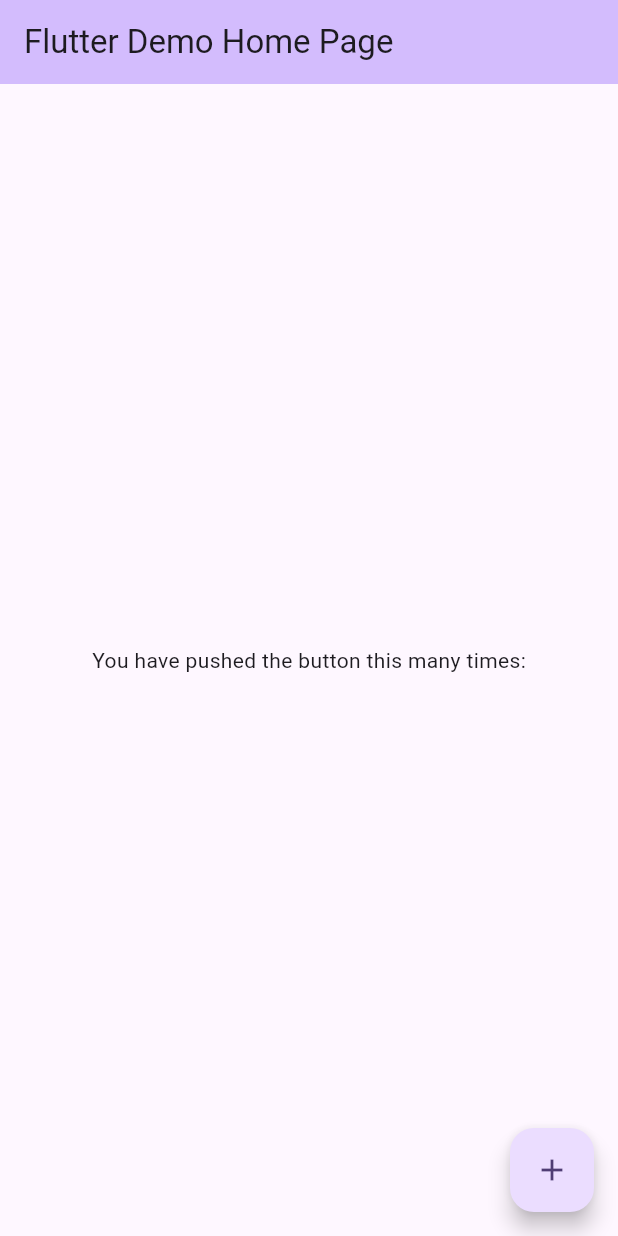
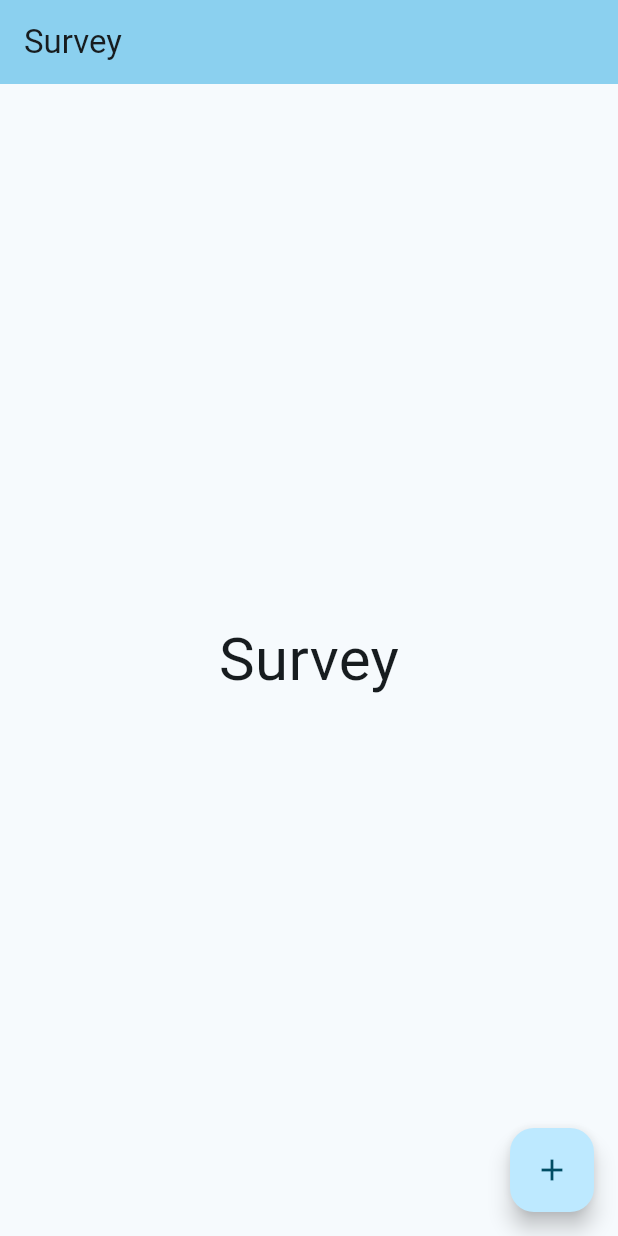
Before and after one commit to Sadrach34/Encuestas, a Flutter app: the screen it shows after launch, after a tap on the "add" icon, on a phone screen of 412 x 824 dp. Run offline on Flutter 3.47's test engine with Material 3 defaults, Android fonts, the phone set to English and light mode, and no system bars.

Commit message:
todas las pantallas y un poco de funcionalidad

```diff
--- /dev/null
+++ b/lib/dashboard.dart
@@ -0,0 +1,20 @@
+import 'package:flutter/material.dart';
+
+class DashboardPage extends StatelessWidget {
+  const DashboardPage({super.key});
+
+  @override
+  Widget build(BuildContext context) {
+    return Center(
+        child: Column(
+          mainAxisAlignment: MainAxisAlignment.center,
+          children: <Widget>[
+            const Text(
+              'dahsboard',
+              style: TextStyle(fontSize: 40),
+            ),
+          ],
+        ),
+    );
+  }
+}
--- a/lib/home.dart
+++ b/lib/home.dart
@@ -1,3 +1,8 @@
+import 'package:encuestas/dashboard.dart';
+import 'package:encuestas/questionsa.dart';
+import 'package:encuestas/questionsb.dart';
+import 'package:encuestas/summary.dart';
+import 'package:encuestas/survey.dart';
 import 'package:flutter/material.dart';
 
 class HomePage extends StatefulWidget {
@@ -10,25 +15,40 @@ class HomePage extends StatefulWidget {
 }
 
 class _HomePageState extends State<HomePage> {
+  int _selectIndex = 0;
+
+  static const List<Widget> _pages = <Widget>[
+    DashboardPage(),
+    SurveyPage(),
+    QuestionsAPage(),
+    QuestionsBPage(),
+    SummaryPage(),
+  ];
+
+  static const List<String> _titles = <String>[
+    'Dashboard',
+    'Survey',
+    'Questions A',
+    'Questions B',
+    'Summary',
+  ];
+
+  void _PageChanged(int index) {
+    setState(() {
+      _selectIndex = index;
+    });
+  }
+
   @override
   Widget build(BuildContext context) {
     return Scaffold(
       appBar: AppBar(
         backgroundColor: Theme.of(context).colorScheme.inversePrimary,
-        title: Text(widget.title),
+        title: Text(_titles.elementAt(_selectIndex)),
       ),
-      body: Center(
-        child: Column(
-          mainAxisAlignment: MainAxisAlignment.center,
-          children: <Widget>[
-            const Text(
-              'You have pushed the button this many times:',
-            ),
-          ],
-        ),
-      ),
+      body: _pages.elementAt(_selectIndex),
       floatingActionButton: FloatingActionButton(
-        onPressed: () {},
+        onPressed: () => _PageChanged(1),
         tooltip: 'Increment',
         child: const Icon(Icons.add),
       ),
--- a/lib/main.dart
+++ b/lib/main.dart
@@ -11,12 +11,13 @@ class Encuestas extends StatelessWidget {
   @override
   Widget build(BuildContext context) {
     return MaterialApp(
-      title: 'Flutter Demo',
+      title: 'Encuestas',
+      debugShowCheckedModeBanner: false,
       theme: ThemeData(
-        colorScheme: ColorScheme.fromSeed(seedColor: Colors.deepPurple),
+        colorScheme: ColorScheme.fromSeed(seedColor: Colors.blueGrey),
         useMaterial3: true,
       ),
-      home: const HomePage(title: 'Flutter Demo Home Page'),
+      home: const HomePage(title: 'Encuestas'),
     );
   }
 }
--- /dev/null
+++ b/lib/survey.dart
@@ -0,0 +1,20 @@
+import 'package:flutter/material.dart';
+
+class SurveyPage extends StatelessWidget {
+  const SurveyPage({super.key});
+
+  @override
+  Widget build(BuildContext context) {
+    return Center(
+        child: Column(
+          mainAxisAlignment: MainAxisAlignment.center,
+          children: <Widget>[
+            const Text(
+              'Survey',
+              style: TextStyle(fontSize: 40),
+            ),
+          ],
+        ),
+    );
+  }
+}
```
Also changed, not shown: lib/questionsa.dart (added, +20 -0 lines), lib/questionsb.dart (added, +20 -0 lines), lib/summary.dart (added, +20 -0 lines).
